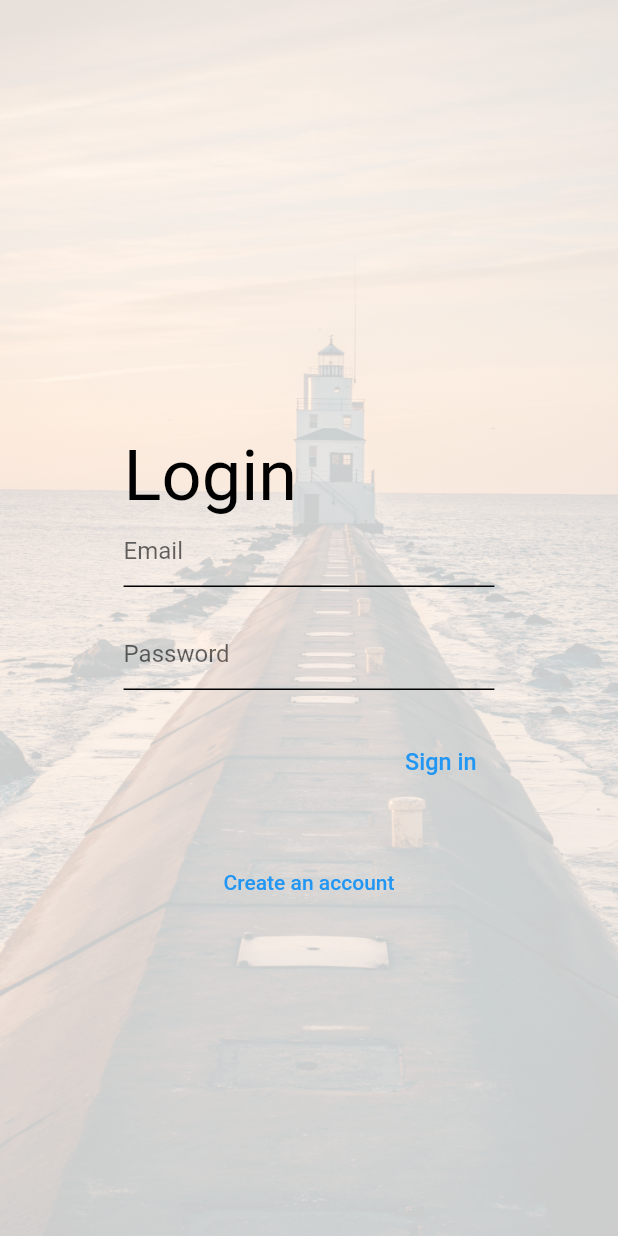
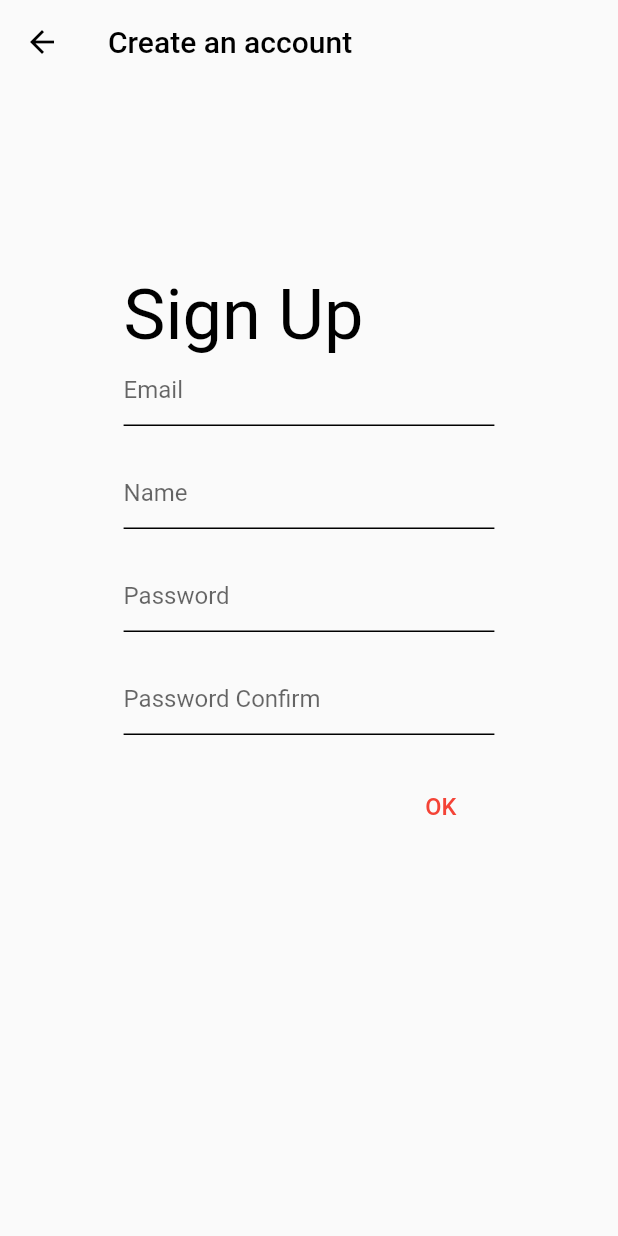
Before and after one commit to poliphilson/how_about_here, a Flutter app: the screen it shows after launch, after a tap on "Create an account", on a phone screen of 412 x 824 dp. Run offline on Flutter 3.47's test engine with Material 2 defaults, Android fonts, the phone set to English and light mode, and no system bars; our stand-ins replace cached_network_image, flutter_secure_storage, flutter_speed_dial, geocoding, geolocator, google_maps_flutter and 1 more.

Commit message:
add sign up

```diff
--- a/lib/route/login.dart
+++ b/lib/route/login.dart
@@ -1,4 +1,5 @@
 import 'package:flutter/material.dart';
+import 'package:here/commons/animation/right_to_left.dart';
 import 'package:here/commons/animation/scale.dart';
 import 'package:here/commons/function/get_access_token.dart';
 import 'package:here/commons/function/request_api.dart';
@@ -8,6 +9,7 @@ import 'package:here/constant.dart';
 import 'package:here/models.dart';
 import 'package:flutter_secure_storage/flutter_secure_storage.dart';
 import 'package:here/route/my_home.dart';
+import 'package:here/route/signup.dart';
 import 'package:intl/intl.dart';
 import 'package:provider/provider.dart';
 
@@ -228,7 +230,9 @@ class _LoginState extends State<Login> {
                       Container(
                         padding: const EdgeInsets.only(top: 15),
                         child: TextButton(
-                          onPressed: () {},
+                          onPressed: () {
+                            Navigator.push(context, rightToLeft(const SignUp()));
+                          },
                           style: ButtonStyle(
                             overlayColor:
                                 MaterialStateProperty.all(Colors.transparent),
--- /dev/null
+++ b/lib/route/signup.dart
@@ -0,0 +1,227 @@
+import 'package:flutter/material.dart';
+import 'package:here/commons/function/get_access_token.dart';
+import 'package:here/commons/function/request_api.dart';
+import 'package:here/constant.dart';
+import 'package:here/models.dart';
+
+class SignUp extends StatefulWidget {
+  const SignUp({super.key});
+
+  @override
+  State<SignUp> createState() => _SignUpState();
+}
+
+class _SignUpState extends State<SignUp> {
+  final _emailTextEditController = TextEditingController();
+  final _nameTextEditController = TextEditingController();
+  final _passwordTextEditController = TextEditingController();
+  final _passwordConfirmTextEditController = TextEditingController();
+
+  bool passworkOk = false;
+
+  @override
+  void initState() {
+    _passwordConfirmTextEditController.addListener(() {
+      if (_passwordTextEditController.text == _passwordConfirmTextEditController.text) {
+        setState(() {
+          passworkOk = true;
+        });
+      } else {
+        setState(() {
+          passworkOk = false;
+        });
+      }
+    });
+    super.initState();
+  }
+
+  @override
+  void dispose() {
+    _emailTextEditController.dispose();
+    _nameTextEditController.dispose();
+    _passwordTextEditController.dispose();
+    _passwordConfirmTextEditController.dispose();
+    super.dispose();
+  }
+
+  @override
+  Widget build(BuildContext context) {
+    double width = MediaQuery.of(context).size.width;
+    double height = MediaQuery.of(context).size.height;
+
+    return Scaffold(
+      appBar: AppBar(
+        backgroundColor: Colors.transparent,
+        shadowColor: Colors.transparent,
+        foregroundColor: Colors.black,
+        title: const Text('Create an account'),
+      ),
+      body: SingleChildScrollView(
+        child: Column(
+          children: [
+            SizedBox(
+              height: height / 7.4,
+            ),
+            Container(
+              margin: EdgeInsets.only(left: width / 10, right: width / 10),
+              height: height / 2,
+              /*decoration: BoxDecoration(
+                    color: Colors.white.withOpacity(0.5),
+                    borderRadius: const BorderRadius.all(Radius.circular(containerCorner)),
+                    boxShadow: [
+                      BoxShadow(
+                        color: Colors.grey.withOpacity(0.5),
+                        spreadRadius: 1,
+                        blurRadius: 8,
+                        offset: const Offset(3, 3)
+                      )
+                    ]
+                  ),*/
+              child: Column(
+                children: [
+                  Expanded(
+                    child: Row(
+                      children: [
+                        Flexible(
+                          fit: FlexFit.tight,
+                          child: Container(
+                            padding: EdgeInsets.only(
+                                left: width / 10, right: width / 10, top: 15),
+                            child: const FittedBox(
+                              alignment: Alignment.centerLeft,
+                              fit: BoxFit.fitHeight,
+                              child: Text(
+                                'Sign Up',
+                                style: TextStyle(color: Colors.black),
+                              ),
+                            ),
+                          ),
+                        ),
+                      ],
+                    ),
+                  ),
+                  Expanded(
+                    child: Container(
+                      padding:
+                          EdgeInsets.only(left: width / 10, right: width / 10),
+                      child: TextField(
+                        controller: _emailTextEditController,
+                        cursorColor: Colors.black,
+                        decoration: const InputDecoration(
+                          hintText: 'Email',
+                          enabledBorder: UnderlineInputBorder(
+                              borderSide: BorderSide(color: Colors.black)),
+                          focusedBorder: UnderlineInputBorder(
+                              borderSide: BorderSide(color: Colors.black)),
+                        ),
+                      ),
+                    ),
+                  ),
+                  Expanded(
+                    child: Container(
+                      padding:
+                          EdgeInsets.only(left: width / 10, right: width / 10),
+                      child: TextField(
+                        controller: _nameTextEditController,
+                        cursorColor: Colors.black,
+                        decoration: const InputDecoration(
+                          hintText: 'Name',
+                          enabledBorder: UnderlineInputBorder(
+                              borderSide: BorderSide(color: Colors.black)),
+                          focusedBorder: UnderlineInputBorder(
+                              borderSide: BorderSide(color: Colors.black)),
+                        ),
+                      ),
+                    ),
+                  ),
+                  Expanded(
+                    child: Container(
+                      padding:
+                          EdgeInsets.only(left: width / 10, right: width / 10),
+                      child: TextField(
+                        controller: _passwordTextEditController,
+                        obscureText: true,
+                        cursorColor: Colors.black,
+                        decoration: const InputDecoration(
+                          hintText: 'Password',
+                          enabledBorder: UnderlineInputBorder(
+                              borderSide: BorderSide(color: Colors.black)),
+                          focusedBorder: UnderlineInputBorder(
+                              borderSide: BorderSide(color: Colors.black)),
+                        ),
+                      ),
+                    ),
+                  ),
+                  Expanded(
+                    child: Container(
+                      padding:
+                          EdgeInsets.only(left: width / 10, right: width / 10),
+                      child: TextField(
+                        controller: _passwordConfirmTextEditController,
+                        obscureText: true,
+                        cursorColor: Colors.black,
+                        decoration: const InputDecoration(
+                          hintText: 'Password Confirm',
+                          enabledBorder: UnderlineInputBorder(
+                              borderSide: BorderSide(color: Colors.black)),
+                          focusedBorder: UnderlineInputBorder(
+                              borderSide: BorderSide(color: Colors.black)),
+                        ),
+                      ),
+                    ),
+                  ),
+                  Expanded(
+                    child: Row(
+                      children: [
+                        Flexible(
+                          fit: FlexFit.tight,
+                          child: Container(
+                            padding: EdgeInsets.only(
+                                left: width / 10,
+                                right: width / 10,
+                                bottom: 15),
+                            child: FittedBox(
+                              alignment: Alignment.centerRight,
+                              fit: BoxFit.fitHeight,
+                              child:
+                              passworkOk
+                              ? TextButton(
+                                child: const Text('OK'),
+                                onPressed: () async {
+                                  RequsetApiForm requsetApiForm = RequsetApiForm();
+                                  requsetApiForm.method = 'POST';
+                                  requsetApiForm.body = {
+                                    'email': _emailTextEditController.text,
+                                    'name': _nameTextEditController.text,
+                                    'password': _passwordTextEditController.text,
+                                  };
+                                  requsetApiForm.url = '$server/signup';
+
+                                  HereJsonForm hereJsonForm = await requestApi(requsetApiForm);
+                                  if (hereJsonForm.hereCode != statusOK) {
+                                    print('fail');
+                                  } else {
+                                    if (!mounted) return;
+                                    Navigator.pop(context);
+                                  }
+                                },
+                              )
+                              : const TextButton(
+                                onPressed: null,
+                                child: Text('OK', style: TextStyle(color: Colors.red),),
+                              ),
+                            ),
+                          ),
+                        ),
+                      ],
+                    ),
+                  ),
+                ],
+              ),
+            ),
+          ],
+        ),
+      ),
+    );
+  }
+}
```
